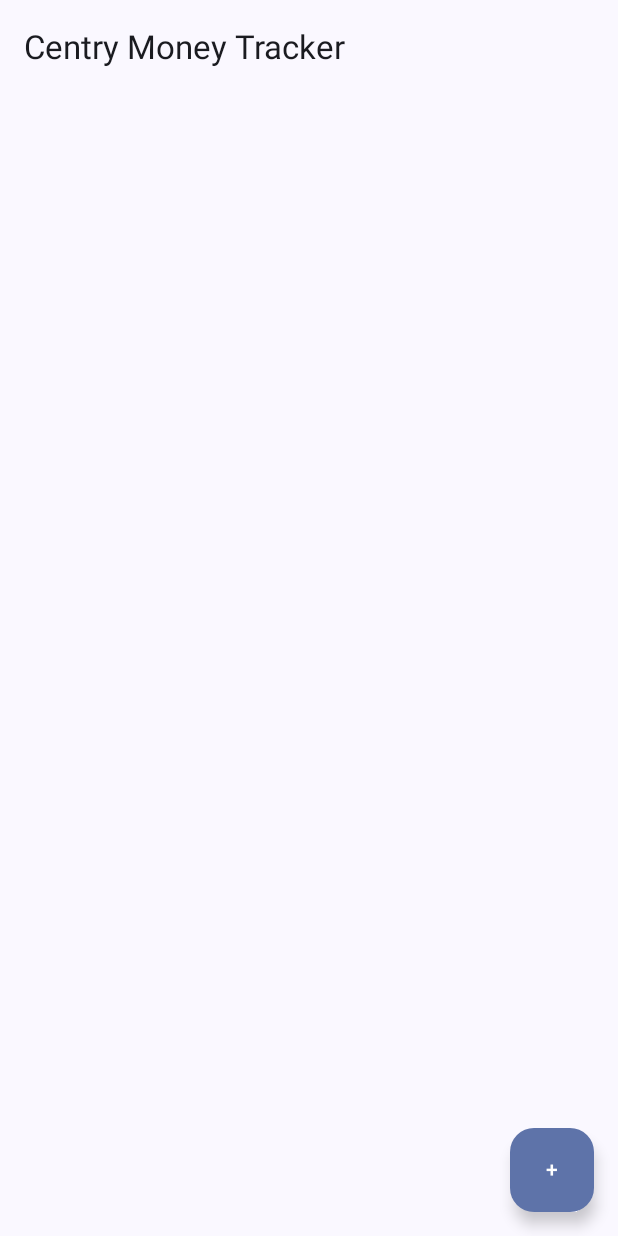
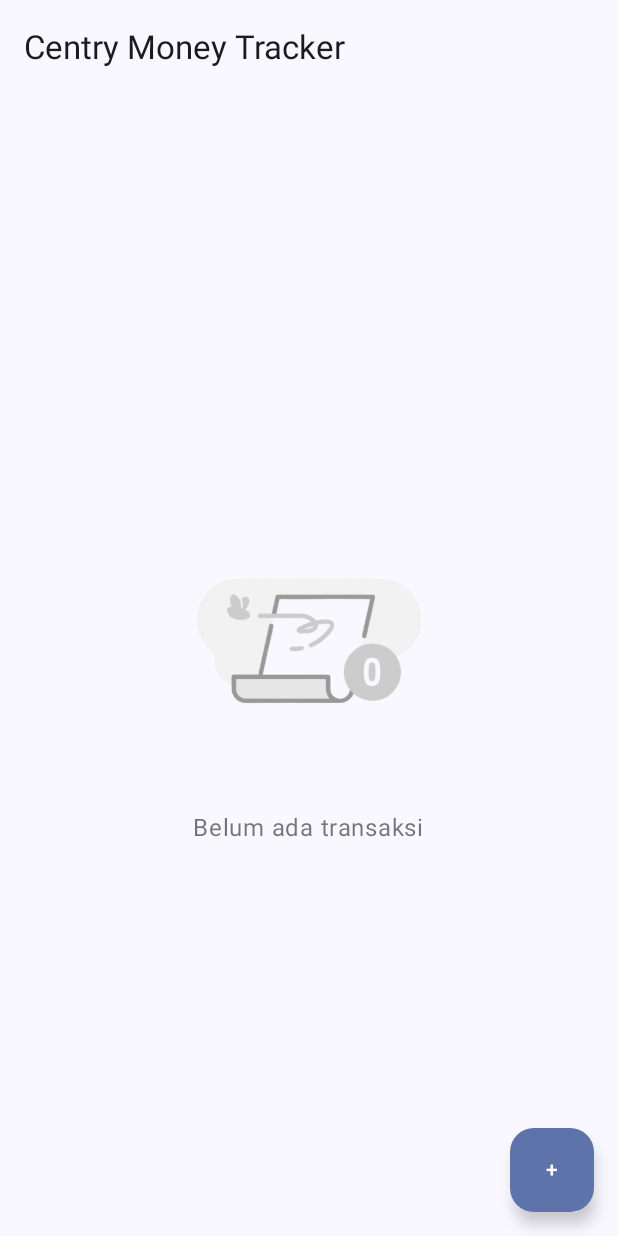
Before and after one commit to Arfi23/ETS-PPB-G-Centry-MoneyTracker, an Android app built with Jetpack Compose: the screen it shows after launch (MainActivity), on a phone screen of 412 x 824 dp. Run offline under Robolectric (Android 15) with nearby library versions, the phone set to English and light mode, and no system bars.

Commit message:
Add the empty state illustration for home page

```diff
--- a/app/src/main/java/com/example/centrymoneytracker/ui/screens/HomeScreen.kt
+++ b/app/src/main/java/com/example/centrymoneytracker/ui/screens/HomeScreen.kt
@@ -1,5 +1,6 @@
 package com.example.centrymoneytracker.ui.screens
 
+import androidx.compose.foundation.Image
 import androidx.compose.foundation.layout.*
 import androidx.compose.foundation.lazy.LazyColumn
 import androidx.compose.foundation.lazy.items
@@ -7,10 +8,13 @@ import androidx.compose.material3.*
 import androidx.compose.runtime.Composable
 import androidx.compose.runtime.collectAsState
 import androidx.compose.runtime.getValue
+import androidx.compose.ui.Alignment
 import androidx.compose.ui.Modifier
+import androidx.compose.ui.res.painterResource
 import androidx.compose.ui.unit.dp
 import androidx.lifecycle.viewmodel.compose.viewModel
 import androidx.navigation.NavController
+import com.example.centrymoneytracker.R
 import com.example.centrymoneytracker.model.Transaction
 import com.example.centrymoneytracker.ui.components.TransactionGroupCard
 import com.example.centrymoneytracker.viewmodel.TransactionViewModel
@@ -40,6 +44,35 @@ fun HomeScreen(
             }
         }
     ) { padding ->
+        if (transactionsByDate.isEmpty()) {
+            // Empty State
+            Box(
+                modifier = Modifier
+                    .fillMaxSize()
+                    .padding(padding),
+                contentAlignment = Alignment.Center
+            ) {
+                Column(
+                    horizontalAlignment = Alignment.CenterHorizontally
+                ) {
+                    // Gambar ilustrasi
+                    Image(
+                        painter = painterResource(id = R.drawable.notransaction),
+                        contentDescription = "No transactions illustration",
+                        modifier = Modifier
+                            .size(200.dp) // ukuran gambar
+                    )
+                    Spacer(modifier = Modifier.height(16.dp))
+
+                    // Teks
+                    Text(
+                        text = "Belum ada transaksi",
+                        style = MaterialTheme.typography.bodyLarge,
+                        color = MaterialTheme.colorScheme.onSurface.copy(alpha = 0.6f)
+                    )
+                }
+            }
+        } else {
             LazyColumn(
                 contentPadding = padding,
                 verticalArrangement = Arrangement.spacedBy(8.dp),
@@ -57,5 +90,7 @@ fun HomeScreen(
                     )
                 }
             }
+
         }
     }
+}
```
Also changed, not shown: app/src/main/res/drawable/notransaction.png (added). Lines whose indentation alone changed are shown as unchanged.
